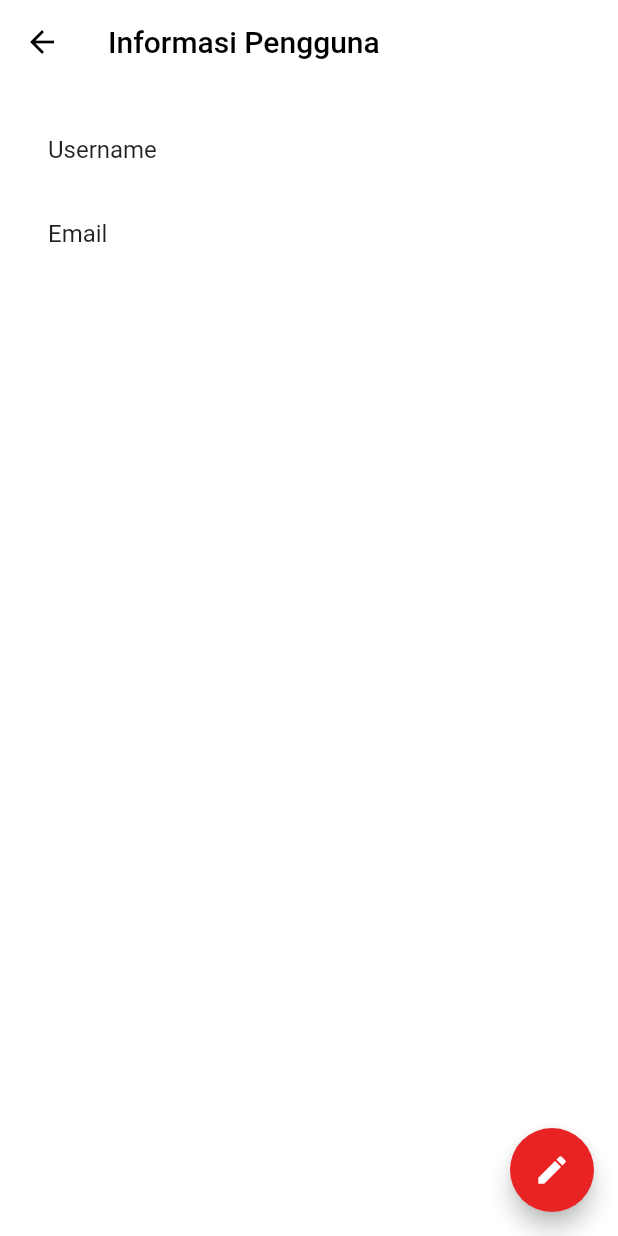
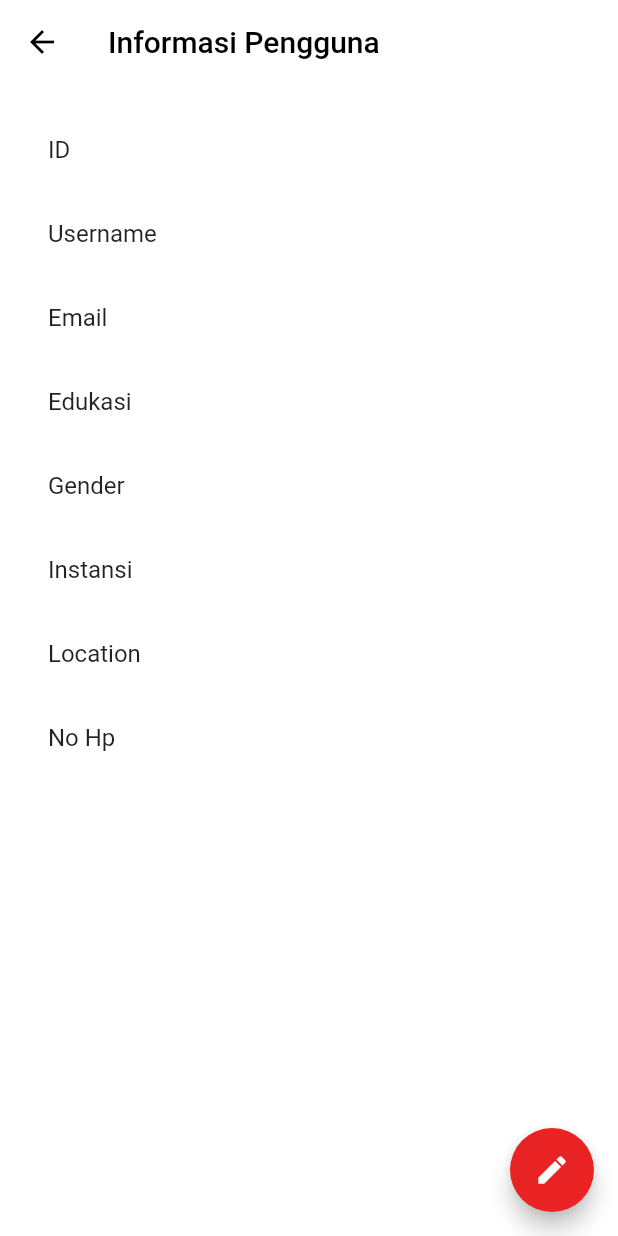
Before and after one commit to CevinWays/medisains, a Flutter app: the FragmentProfilePage screen opened directly, after a tap on "Informasi Pengguna", on a phone screen of 412 x 824 dp. Run offline on Flutter 3.47's test engine with Material 2 defaults, Android fonts, the phone set to English and light mode, and no system bars; our stand-ins replace bloc, cached_network_image, carousel_slider, cloud_firestore, convex_bottom_bar, date_format and 13 more; missing offline and left inert: flutter_document_picker; accounts and stored records are empty; network calls fail.

Commit message:
Fixing profile

```diff
--- a/lib/pages/auth/bloc/auth_bloc.dart
+++ b/lib/pages/auth/bloc/auth_bloc.dart
@@ -143,7 +143,7 @@ class AuthBloc extends Bloc<AuthEvent, AuthState> {
       await firestoreUsers.doc(App().sharedPreferences.getString('uid')).get().then((querySnapshot){
         this.userModel = UserModel.fromJson(querySnapshot.data());
       });
-      yield ReadUserDataState(email: userModel.email,username: userModel.username);
+      yield ReadUserDataState(userModel: this.userModel);
     }catch(e){
       yield AuthErrorState(e.toString());
     }
--- a/lib/pages/auth/bloc/auth_state.dart
+++ b/lib/pages/auth/bloc/auth_state.dart
@@ -1,3 +1,4 @@
+import 'package:medisains/pages/auth/models/user_model.dart';
 import 'package:meta/meta.dart';
 
 @immutable
@@ -42,10 +43,9 @@ class LogoutState extends AuthState{
 }
 
 class ReadUserDataState extends AuthState{
-  final String username;
-  final String email;
+  final UserModel userModel;
 
-  ReadUserDataState({this.username, this.email});
+  ReadUserDataState({this.userModel});
   @override
   String toString() => 'ReadUserDataState';
 }
--- a/lib/pages/auth/models/user_model.dart
+++ b/lib/pages/auth/models/user_model.dart
@@ -6,8 +6,26 @@ class UserModel {
   String email;
   String uid;
   String username;
+  String education;
+  String noHp;
+  String gender;
+  String location;
+  String createDate;
+  String updateDate;
+  String instansi;
 
-  UserModel({this.email, this.uid, this.username});
+
+  UserModel(
+      {this.email,
+      this.uid,
+      this.username,
+      this.education,
+      this.noHp,
+      this.gender,
+      this.location,
+      this.createDate,
+      this.updateDate,
+      this.instansi});
 
   UserModel.map(dynamic obj) {
     this.email = obj["email"];
@@ -16,9 +34,16 @@ class UserModel {
   }
 
   UserModel.fromJson(Map<String, dynamic> json):
+    uid = json != null ? json['uid'] : "null",
     username = json != null ? json['username'] : "null",
     email = json != null ? json['email'] : "null",
-    uid = json != null ? json['uid'] : "null";
+    education = json != null ? json['education'] : "null",
+    noHp = json != null ? json['no_hp'] : "null",
+    gender = json != null ? json['gender'] : "null",
+    location = json != null ? json['location'] : "null",
+    createDate = json != null ? json['create_date'] : "null",
+    updateDate = json != null ? json['update_date'] : "null",
+    instansi = json != null ? json['instansi'] : "null";
 
   Map<String, dynamic> toMap() {
     var map = new Map<String, dynamic>();
--- a/lib/pages/home/fragment_profile_page.dart
+++ b/lib/pages/home/fragment_profile_page.dart
@@ -104,13 +104,14 @@ class _FragmentProfilePageState extends State<FragmentProfilePage> {
                         return Text(
                             App().sharedPreferences.getString("displayName") != null
                                 ? App().sharedPreferences.getString("displayName")
-                                : "Anonymus",
+                                : "Username",
                           style: TextStyle(fontSize: 20,fontWeight: FontWeight.bold, color: Colors.black),
                         );
                       },
                     ),
+                    SizedBox(height: 8,),
                     Text(
-                        "S1 Kedokteran"
+                        App().sharedPreferences.getString("email")
                     ),
                   ],
                 ),
--- a/lib/pages/profile/profile_page.dart
+++ b/lib/pages/profile/profile_page.dart
@@ -3,6 +3,7 @@ import 'package:flutter_bloc/flutter_bloc.dart';
 import 'package:medisains/app.dart';
 import 'package:medisains/helpers/constant_color.dart';
 import 'package:medisains/pages/auth/bloc/bloc.dart';
+import 'package:medisains/pages/auth/models/user_model.dart';
 import 'package:medisains/pages/profile/edit_profile_page.dart';
 
 class ProfilePage extends StatefulWidget {
@@ -12,18 +13,22 @@ class ProfilePage extends StatefulWidget {
 
 class _ProfilePageState extends State<ProfilePage> {
   AuthBloc _authBloc;
+  UserModel userModel;
 
   @override
   void initState() {
     // TODO: implement initState
+    super.initState();
     _authBloc = AuthBloc(InitialAuthState());
     _authBloc.add(ReadUserDataEvent());
-    super.initState();
   }
 
   @override
   Widget build(BuildContext context) {
-    return BlocBuilder(
+    return BlocListener(
+      cubit: _authBloc,
+      listener: (context,state){},
+      child: BlocBuilder(
         cubit: _authBloc,
         builder: (context,state){
           return Scaffold(
@@ -47,6 +52,7 @@ class _ProfilePageState extends State<ProfilePage> {
             ),
           );
         },
+      ),
     );
   }
 
@@ -55,6 +61,13 @@ class _ProfilePageState extends State<ProfilePage> {
       margin: EdgeInsets.all(16),
       child: ListView(
         children: <Widget>[
+          ListTile(
+            title: Text("ID"),
+            trailing: Text(App().sharedPreferences.getString("uid") != null
+                ? App().sharedPreferences.getString("uid")
+                : "uid"
+            ),
+          ),
           ListTile(
             title: Text("Username"),
             trailing: Text(App().sharedPreferences.getString("displayName") != null
@@ -68,7 +81,27 @@ class _ProfilePageState extends State<ProfilePage> {
                 ? App().sharedPreferences.getString("email")
                 : "Email"
             ),
+          ),ListTile(
+            title: Text("Edukasi"),
+            trailing: Text(state is ReadUserDataState && state.userModel.education != null ? state.userModel.education : "Belum ada data"
             ),
+          ),ListTile(
+            title: Text("Gender"),
+            trailing: Text(state is ReadUserDataState && state.userModel.gender != null ? state.userModel.gender : "Belum ada data"
+            ),
+          ),ListTile(
+            title: Text("Instansi"),
+            trailing: Text(state is ReadUserDataState && state.userModel.instansi != null ? state.userModel.instansi : "Belum ada data"
+            ),
+          ),ListTile(
+            title: Text("Location"),
+            trailing: Text(state is ReadUserDataState && state.userModel.location != null ? state.userModel.location : "Belum ada data"
+            ),
+          ),ListTile(
+            title: Text("No Hp"),
+            trailing: Text(state is ReadUserDataState && state.userModel.noHp != null ? state.userModel.noHp : "Belum ada data"
+            ),
+          )
         ],
       ),
     );
```
Lines whose indentation alone changed are shown as unchanged.
